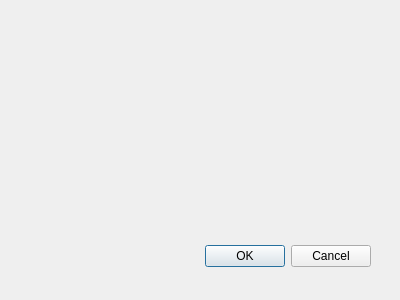
The window that contacteditor.ui (vmlemon/SocialClient) describes before a commit, drawn with Qt 5.
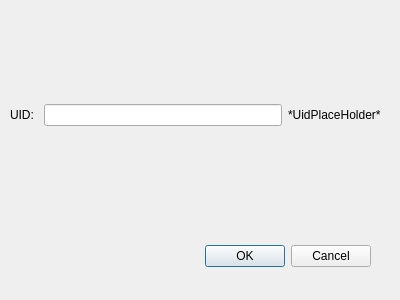
The same window after the commit.

```diff
--- a/contacteditor.ui
+++ b/contacteditor.ui
@@ -31,6 +31,39 @@
     <set>QDialogButtonBox::Cancel|QDialogButtonBox::Ok</set>
    </property>
   </widget>
+  <widget class="QWidget" name="gridLayoutWidget">
+   <property name="geometry">
+    <rect>
+     <x>10</x>
+     <y>0</y>
+     <width>371</width>
+     <height>231</height>
+    </rect>
+   </property>
+   <layout class="QGridLayout" name="gridLayout">
+    <item row="0" column="1">
+     <widget class="QLineEdit" name="UidField">
+      <property name="inputMask">
+       <string>0; </string>
+      </property>
+     </widget>
+    </item>
+    <item row="0" column="0">
+     <widget class="QLabel" name="UidLabel">
+      <property name="text">
+       <string>UID: </string>
+      </property>
+     </widget>
+    </item>
+    <item row="0" column="2">
+     <widget class="QLabel" name="UidCount">
+      <property name="text">
+       <string>*UidPlaceHolder*</string>
+      </property>
+     </widget>
+    </item>
+   </layout>
+  </widget>
  </widget>
  <pixmapfunction/>
  <resources/>
```
Left out of the diff: 5 changed lines with no effect on the pictures.
